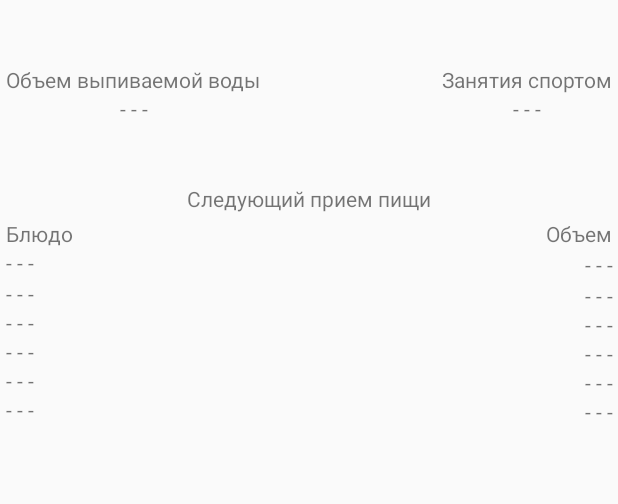
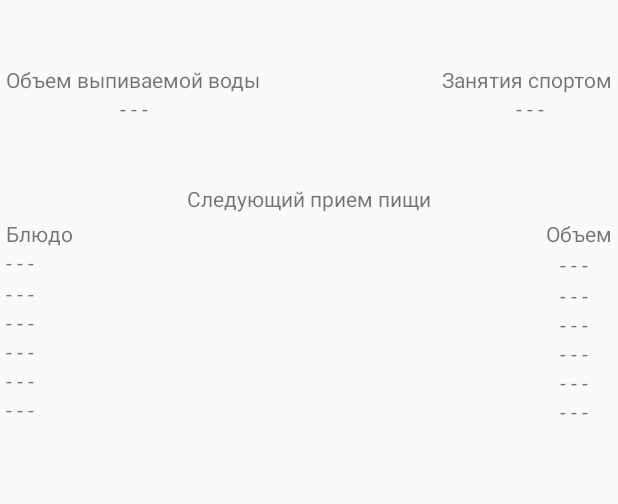
Before and after one commit to Andter95/DietApp, an Android app: the layout activity_main.xml on its own in the app's theme, with its tools: preview values and no code run, on a phone screen of 412 x 824 dp. Shown: the part 151-655 px from the top of the screen. Run offline under Robolectric (Android 15) with nearby library versions, the phone set to English and light mode, and no system bars.

```diff
--- a/app/build.gradle
+++ b/app/build.gradle
@@ -25,6 +25,7 @@ android {
         sourceCompatibility JavaVersion.VERSION_1_8
         targetCompatibility JavaVersion.VERSION_1_8
     }
+    namespace 'com.example.dietapp'
 }
 
 dependencies {
--- a/app/src/main/res/layout/activity_main.xml
+++ b/app/src/main/res/layout/activity_main.xml
@@ -10,11 +10,9 @@
         android:id="@+id/textView"
         android:layout_width="match_parent"
         android:layout_height="0dp"
-        android:layout_marginBottom="146dp"
         android:gravity="top|center"
         android:text="@string/dietName"
         android:textSize="26sp"
-        app:layout_constraintBottom_toTopOf="@+id/textView10"
         app:layout_constraintEnd_toEndOf="parent"
         app:layout_constraintStart_toStartOf="parent"
         app:layout_constraintTop_toTopOf="parent" />
@@ -94,6 +92,7 @@
         android:gravity="center|top"
         android:text="@string/sportAct"
         app:layout_constraintEnd_toEndOf="@+id/textView8"
+        app:layout_constraintHorizontal_bias="1.0"
         app:layout_constraintStart_toStartOf="@+id/textView8"
         app:layout_constraintTop_toBottomOf="@+id/textView8" />
 
@@ -190,7 +189,7 @@
         android:layout_width="wrap_content"
         android:layout_height="wrap_content"
         android:layout_marginTop="1dp"
-        android:layout_marginEnd="3dp"
+        android:layout_marginEnd="20dp"
         android:text="@string/vol1"
         app:layout_constraintEnd_toEndOf="parent"
         app:layout_constraintTop_toBottomOf="@+id/textView12" />
--- a/app/src/main/res/values/strings.xml
+++ b/app/src/main/res/values/strings.xml
@@ -31,4 +31,5 @@
     <string name="advices">Советы</string>
     <string name="selectDietButton">Выберите диету</string>
     <string name="backButton">Вернуться</string>
+    <string name="sportButton">✓</string>
 </resources>
--- a/build.gradle
+++ b/build.gradle
@@ -1,7 +1,7 @@
 // Top-level build file where you can add configuration options common to all sub-projects/modules.
 plugins {
-    id 'com.android.application' version '7.1.3' apply false
-    id 'com.android.library' version '7.1.3' apply false
+    id 'com.android.application' version '7.2.0' apply false
+    id 'com.android.library' version '7.2.0' apply false
 }
 
 task clean(type: Delete) {
```
Also changed, not shown: app/src/main/java/com/example/dietapp/Diet.java (+8 -0 lines), app/src/main/java/com/example/dietapp/SelectDietActivity.java (+7 -11 lines), gradle/wrapper/gradle-wrapper.properties, 1 other file.
